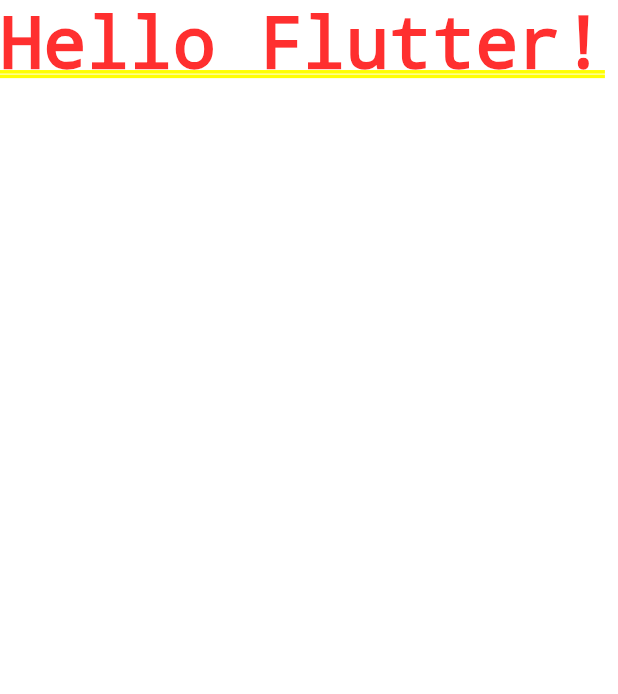
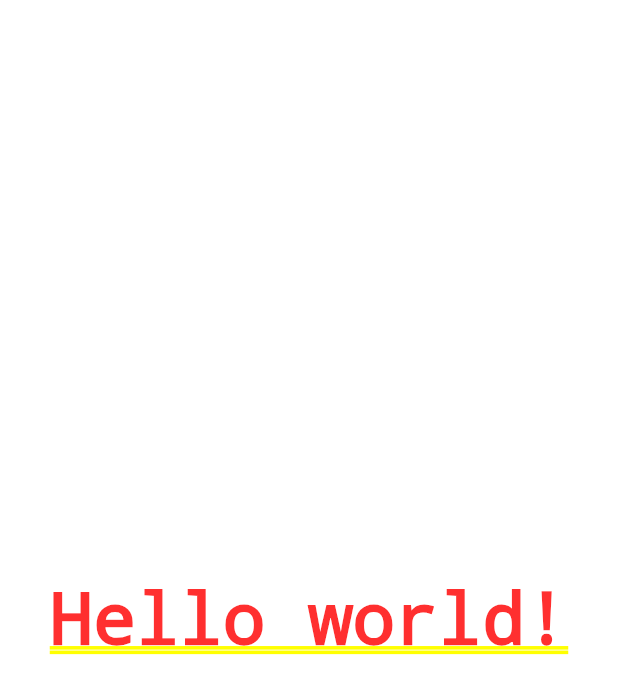
Before and after one commit to VijayGanganapalli/hitesh_project, a Flutter app: the screen it shows after launch, on a phone screen of 412 x 824 dp. Shown: the top 694 px of the screen. Run offline on Flutter 3.47's test engine with Material 2 defaults, Android fonts, the phone set to English and light mode, and no system bars.

Commit message:
center the text

```diff
--- a/project01/lib/main.dart
+++ b/project01/lib/main.dart
@@ -2,16 +2,16 @@
 import 'package:flutter/material.dart';
 
 //TODO: create a main Function
-void main() {
-  runApp(MyApp());
-}
+void main() => runApp(MyApp());
 
 class MyApp extends StatelessWidget {
   @override
   Widget build(BuildContext context) {
     return MaterialApp(
       title: "Flutter tutorial",
-        home: Text("Hello Flutter!"),
+      home: Center(
+        child: Text("Hello world!"),
+      ),
     );
   }
 }
```
Lines whose indentation alone changed are shown as unchanged.
